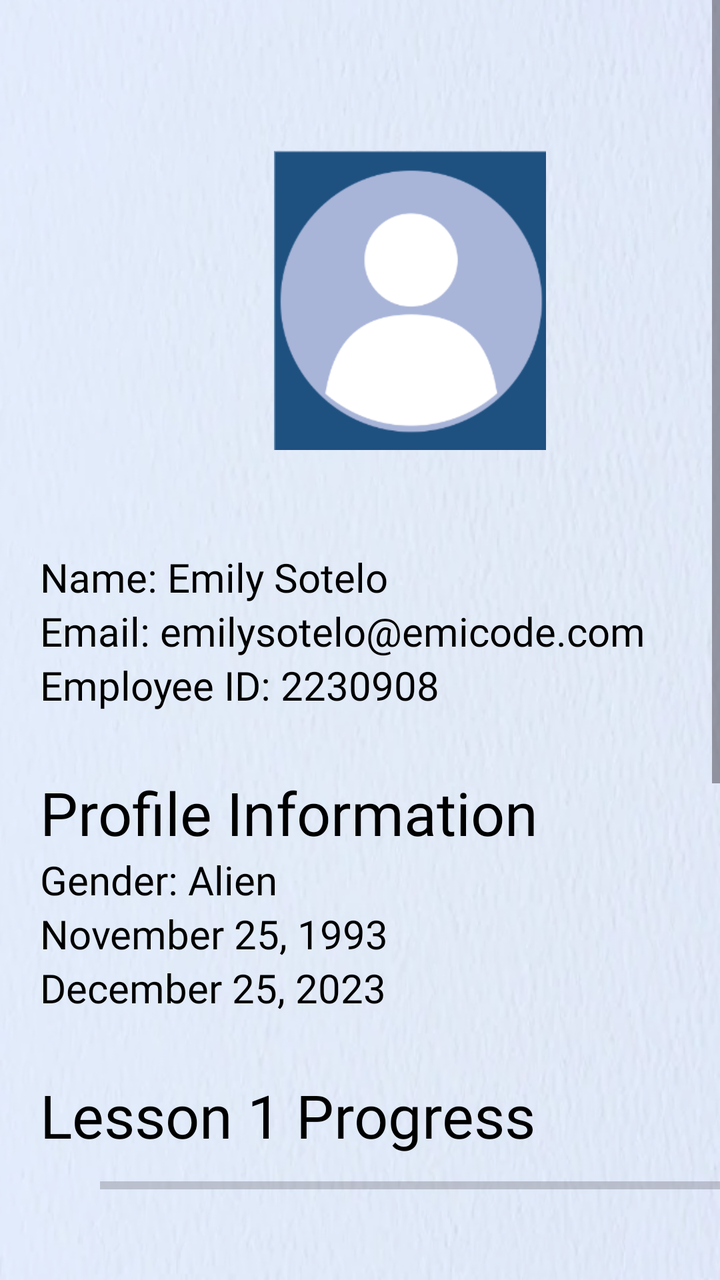
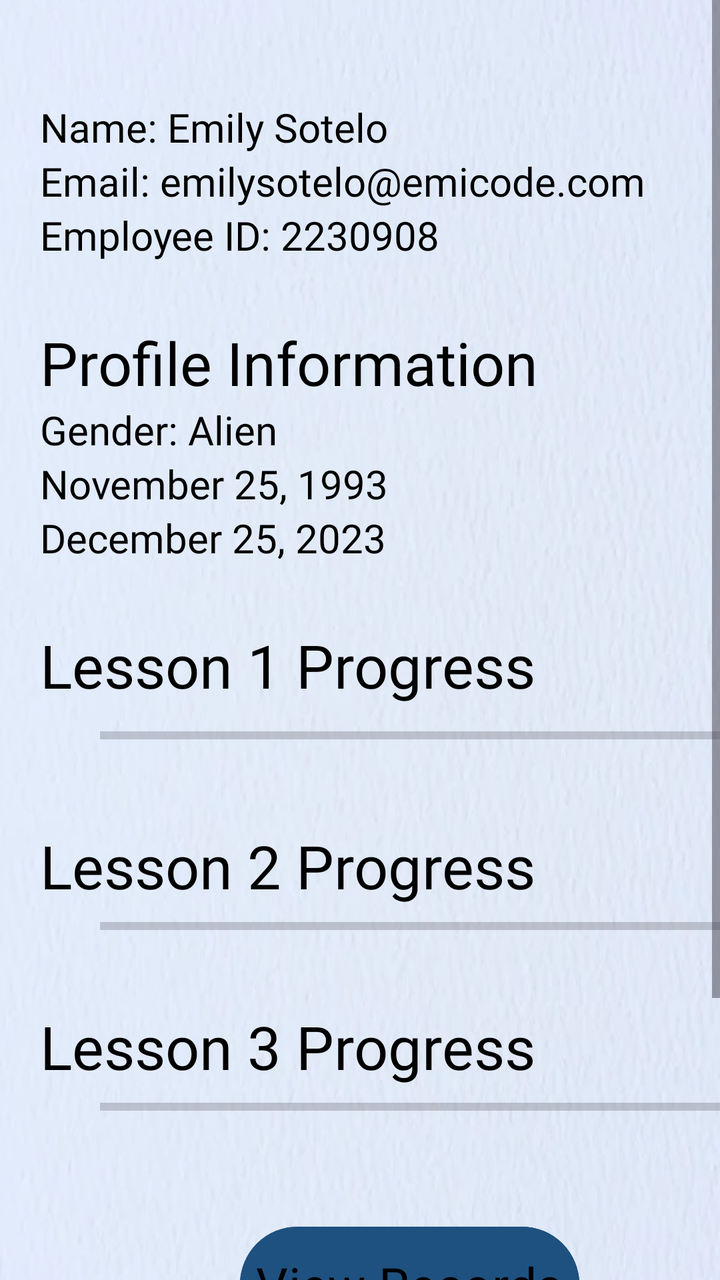

Two renders of the same Android screen: before a commit and after it. Below are the layout's source before the change and the commit's diff.
<!-- AndroidManifest.xml: application theme Theme.FinalsApplication -->
<!-- res/layout/profile_information_admin_side.xml -->
<?xml version="1.0" encoding="utf-8"?>
<RelativeLayout xmlns:android="http://schemas.android.com/apk/res/android"
    android:layout_width="match_parent"
    android:layout_height="match_parent"
    xmlns:tools="http://schemas.android.com/tools"
    xmlns:app="http://schemas.android.com/apk/res-auto"
    android:background="@drawable/textured_background">

    <ScrollView
        android:layout_width="409dp"
        android:layout_height="729dp"
        tools:layout_editor_absoluteX="1dp"
        tools:layout_editor_absoluteY="1dp">

        <LinearLayout
            android:layout_width="match_parent"
            android:layout_height="wrap_content"
            android:orientation="vertical">

            <LinearLayout
                android:layout_width="150dp"
                android:layout_height="150dp"
                android:orientation="vertical"
                android:layout_marginTop="75dp"
                android:layout_marginLeft="130dp">

                <ImageView
                    android:id="@+id/profile_pic"
                    android:layout_width="match_parent"
                    android:layout_height="wrap_content"
                    android:src="@drawable/custom_profile">

                </ImageView>

            </LinearLayout>

            <LinearLayout
                android:layout_width="match_parent"
                android:layout_height="wrap_content"
                android:orientation="vertical"
                android:layout_marginTop="50dp">

                <TextView
                    android:id="@+id/name"
                    android:layout_width="match_parent"
                    android:layout_height="wrap_content"
                    android:layout_marginLeft="20dp"
                    android:textSize="20sp"
                    android:fontFamily="@font/roboto_regular"
                    android:textColor="@color/black"
                    android:text="Name: Emily Sotelo">

                </TextView>

                <TextView
                    android:id="@+id/email"
                    android:layout_width="match_parent"
                    android:layout_height="wrap_content"
                    android:layout_marginLeft="20dp"
                    android:textSize="20sp"
                    android:fontFamily="@font/roboto_regular"
                    android:textColor="@color/black"
                    android:text="Email: emilysotelo@emicode.com">

                </TextView>

                <TextView
                    android:id="@+id/employee_id"
                    android:layout_width="match_parent"
                    android:layout_height="wrap_content"
                    android:layout_marginLeft="20dp"
                    android:textSize="20sp"
                    android:fontFamily="@font/roboto_regular"
                    android:textColor="@color/black"
                    android:text="Employee ID: 2230908">

                </TextView>

                <TextView
                    android:id="@+id/prof_info"
                    android:layout_width="match_parent"
                    android:layout_height="wrap_content"
                    android:layout_marginTop="30dp"
                    android:layout_marginLeft="20dp"
                    android:textSize="30sp"
                    android:fontFamily="@font/roboto_bold"
                    android:textColor="@color/black"
                    android:text="Profile Information">

                </TextView>

                <TextView
                    android:id="@+id/gender"
                    android:layout_width="match_parent"
                    android:layout_height="wrap_content"
                    android:layout_marginLeft="20dp"
                    android:textSize="20sp"
                    android:fontFamily="@font/roboto_regular"
                    android:textColor="@color/black"
                    android:text="Gender: Alien">

                </TextView>

                <TextView
                    android:id="@+id/date_of_birth"
                    android:layout_width="match_parent"
                    android:layout_height="wrap_content"
                    android:layout_marginLeft="20dp"
                    android:textSize="20sp"
                    android:fontFamily="@font/roboto_regular"
                    android:textColor="@color/black"
                    android:text="November 25, 1993">

                </TextView>

                <TextView
                    android:id="@+id/date_hired"
                    android:layout_width="match_parent"
                    android:layout_height="wrap_content"
                    android:layout_marginLeft="20dp"
                    android:textSize="20sp"
                    android:fontFamily="@font/roboto_regular"
                    android:textColor="@color/black"
                    android:text="December 25, 2023">

                </TextView>

            </LinearLayout>

            <LinearLayout
                android:layout_width="wrap_content"
                android:layout_height="match_parent"
                android:orientation="vertical"
                android:layout_marginTop="30dp">

                <TextView
                    android:id="@+id/lesson1_bar"
                    android:layout_width="match_parent"
                    android:layout_height="wrap_content"
                    android:layout_marginLeft="20dp"
                    android:textSize="30sp"
                    android:fontFamily="@font/roboto_bold"
                    android:textColor="@color/black"
                    android:text="Lesson 1 Progress">

                </TextView>

                <ProgressBar
                    android:id="@+id/progressBar_lesson1"
                    style="?android:attr/progressBarStyleHorizontal"
                    android:indeterminate="false"
                    android:layout_width="313dp"
                    android:layout_height="30dp"
                    android:layout_marginLeft="50dp"
                    android:max="100"
                    android:progressTint="#1e5180">

                </ProgressBar>

            </LinearLayout>

            <LinearLayout
                android:layout_width="wrap_content"
                android:layout_height="match_parent"
                android:orientation="vertical"
                android:layout_marginTop="30dp">

                <TextView
                    android:id="@+id/lesson2_bar"
                    android:layout_width="match_parent"
                    android:layout_height="wrap_content"
                    android:layout_marginLeft="20dp"
                    android:textSize="30sp"
                    android:fontFamily="@font/roboto_bold"
                    android:textColor="@color/black"
                    android:text="Lesson 2 Progress">

                </TextView>

                <ProgressBar
                    android:id="@+id/progressBar_lesson2"
                    style="?android:attr/progressBarStyleHorizontal"
                    android:indeterminate="false"
                    android:layout_width="313dp"
                    android:layout_height="20dp"
                    android:layout_marginLeft="50dp"
                    android:max="100"
                    android:progressTint="#1e5180">

                </ProgressBar>

            </LinearLayout>

            <LinearLayout
                android:layout_width="wrap_content"
                android:layout_height="match_parent"
                android:orientation="vertical"
                android:layout_marginTop="30dp">

                <TextView
                    android:id="@+id/lesson3_bar"
                    android:layout_width="match_parent"
                    android:layout_height="wrap_content"
                    android:layout_marginLeft="20dp"
                    android:textSize="30sp"
                    android:fontFamily="@font/roboto_bold"
                    android:textColor="@color/black"
                    android:text="Lesson 3 Progress">

                </TextView>

                <ProgressBar
                    android:id="@+id/progressBar_lesson3"
                    style="?android:attr/progressBarStyleHorizontal"
                    android:layout_marginBottom="40dp"
                    android:indeterminate="false"
                    android:layout_width="313dp"
                    android:layout_height="20dp"
                    android:layout_marginLeft="50dp"
                    android:max="100"
                    android:progressTint="#1e5180">

                </ProgressBar>

            </LinearLayout>

            <LinearLayout
                android:layout_width="wrap_content"
                android:layout_height="wrap_content">

                <Button
                    android:id="@+id/viewRecords"
                    android:background="@drawable/rounded_button"
                    android:layout_width="match_parent"
                    android:layout_height="wrap_content"
                    android:layout_marginStart="120dp"
                    android:layout_marginTop="10dp"
                    android:fontFamily="@font/roboto_black"
                    android:textColor="@color/black"
                    android:padding="8dp"
                    android:text="View Records"
                    android:textSize="25sp"
                    app:backgroundTint="#1e5180">

                </Button>

            </LinearLayout>

            <LinearLayout
                android:layout_width="match_parent"
                android:layout_height="wrap_content"
                android:layout_marginTop="50dp"
                android:orientation="vertical">

                <LinearLayout
                    android:layout_width="match_parent"
                    android:layout_height="100dp"
                    android:layout_alignParentBottom="true"
                    android:background="#a8b4d8">

                    <ImageButton
                        android:id="@+id/imageButtonBackLP1"
                        android:layout_width="76dp"
                        android:layout_height="wrap_content"
                        android:layout_marginStart="20dp"
                        android:layout_marginTop="20dp"
                        android:layout_marginBottom="20dp"
                        android:background="?android:attr/selectableItemBackground"
                        android:scaleType="fitCenter"
                        android:src="@drawable/arrowleft" />

                    <ImageButton
                        android:id="@+id/edit_button"
                        android:layout_width="76dp"
                        android:layout_height="wrap_content"
                        android:layout_marginStart="210dp"
                        android:layout_marginTop="15dp"
                        android:layout_marginBottom="20dp"
                        android:background="?android:attr/selectableItemBackground"
                        android:scaleType="fitCenter"
                        android:src="@drawable/edit_button_black" />
                </LinearLayout>

            </LinearLayout>

        </LinearLayout>



    </ScrollView>


</RelativeLayout>
<!-- resources referenced by this layout -->
<resources>
  <color name="black">#000000</color>
  <!-- drawable arrowleft: png bitmap (drawable, 16559 bytes) -->
  <!-- drawable custom_profile: png bitmap (drawable, 11549 bytes) -->
  <!-- drawable edit_button_black: png bitmap (drawable, 15451 bytes) -->
  <!-- drawable rounded_button (drawable) -->
  <?xml version="1.0" encoding="utf-8"?>
  <layer-list xmlns:android="http://schemas.android.com/apk/res/android">
  
      <item>
          <shape>
              <corners android:radius="51dp" /> 
              <solid android:color="#1e5180" />
          </shape>
      </item>
  
      <item android:left="51dp">
          <shape>
              <solid android:color="#1e5180" />
              <corners android:radius="51dp" /> 
              <corners android:topRightRadius="51dp"
                  android:topLeftRadius="51dp"
                  android:bottomRightRadius="51dp"
                  android:bottomLeftRadius="51dp"/>
          </shape>
      </item>
  
      <item>
          <shape>
              
              <corners android:radius="51dp" /> 
              <solid android:color="@android:color/transparent" />
              <stroke
                  android:width="1dp"
                  android:color="#1e5180" />
          </shape>
      </item>
  </layer-list>
  <!-- drawable textured_background: png bitmap (drawable, 258989 bytes) -->
  <style name="Theme.FinalsApplication" parent="Base.Theme.FinalsApplication" />
  <style name="Base.Theme.FinalsApplication" parent="Theme.Material3.DayNight.NoActionBar">
          
          
          <item name="android:statusBarColor">#00000000</item>
      </style>
</resources>

<!-- the commit's change to res/layout/profile_information_admin_side.xml (unified diff, before → after) -->
@@ -18,30 +18,13 @@
             android:orientation="vertical">
 
             <LinearLayout
-                android:layout_width="150dp"
-                android:layout_height="150dp"
-                android:orientation="vertical"
-                android:layout_marginTop="75dp"
-                android:layout_marginLeft="130dp">
-
-                <ImageView
-                    android:id="@+id/profile_pic"
-                    android:layout_width="match_parent"
-                    android:layout_height="wrap_content"
-                    android:src="@drawable/custom_profile">
-
-                </ImageView>
-
-            </LinearLayout>
-
-            <LinearLayout
                 android:layout_width="match_parent"
                 android:layout_height="wrap_content"
                 android:orientation="vertical"
                 android:layout_marginTop="50dp">
 
                 <TextView
-                    android:id="@+id/name"
+                    android:id="@+id/user_name"
                     android:layout_width="match_parent"
                     android:layout_height="wrap_content"
                     android:layout_marginLeft="20dp"
@@ -53,7 +36,7 @@
                 </TextView>
 
                 <TextView
-                    android:id="@+id/email"
+                    android:id="@+id/user_email"
                     android:layout_width="match_parent"
                     android:layout_height="wrap_content"
                     android:layout_marginLeft="20dp"
@@ -90,7 +73,7 @@
                 </TextView>
 
                 <TextView
-                    android:id="@+id/gender"
+                    android:id="@+id/user_sex"
                     android:layout_width="match_parent"
                     android:layout_height="wrap_content"
                     android:layout_marginLeft="20dp"
@@ -269,16 +252,6 @@
                         android:scaleType="fitCenter"
                         android:src="@drawable/arrowleft" />
 
-                    <ImageButton
-                        android:id="@+id/edit_button"
-                        android:layout_width="76dp"
-                        android:layout_height="wrap_content"
-                        android:layout_marginStart="210dp"
-                        android:layout_marginTop="15dp"
-                        android:layout_marginBottom="20dp"
-                        android:background="?android:attr/selectableItemBackground"
-                        android:scaleType="fitCenter"
-                        android:src="@drawable/edit_button_black" />
                 </LinearLayout>
 
             </LinearLayout>
<!-- resource entries referenced after the edit -->
@@ -2,8 +2,6 @@
 <resources>
   <color name="black">#000000</color>
   <!-- drawable arrowleft: png bitmap (drawable, 16559 bytes) -->
-  <!-- drawable custom_profile: png bitmap (drawable, 11549 bytes) -->
-  <!-- drawable edit_button_black: png bitmap (drawable, 15451 bytes) -->
   <!-- drawable rounded_button (drawable) -->
   <?xml version="1.0" encoding="utf-8"?>
   <layer-list xmlns:android="http://schemas.android.com/apk/res/android">
